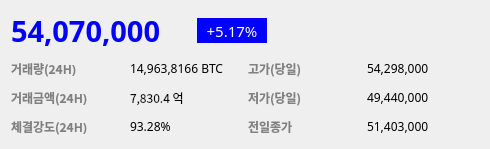
Above: source/overview.ui from True-Kim/Coin_project before the change. Below: the same form after it.
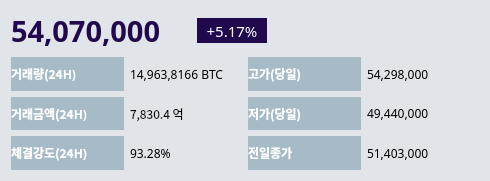
That is the form after the change.

What changed in the file:
```diff
--- a/source/overview.ui
+++ b/source/overview.ui
@@ -7,12 +7,15 @@
     <x>0</x>
     <y>0</y>
     <width>490</width>
-    <height>149</height>
+    <height>181</height>
    </rect>
   </property>
   <property name="windowTitle">
    <string>Form</string>
   </property>
+  <property name="styleSheet">
+   <string notr="true">background-color: #e1e5ea;</string>
+  </property>
   <layout class="QVBoxLayout" name="verticalLayout">
    <item>
     <layout class="QHBoxLayout" name="horizontalLayout">
@@ -43,7 +46,9 @@
         </font>
        </property>
        <property name="styleSheet">
-        <string notr="true">color:blue;</string>
+        <string notr="true">color:#21094e;
+background-color: #e1e5ea;
+border : None;</string>
        </property>
        <property name="text">
         <string>54,070,000</string>
@@ -73,7 +78,7 @@
         </font>
        </property>
        <property name="styleSheet">
-        <string notr="true">background-color:blue;color:white</string>
+        <string notr="true">background-color:#21094e;color:white</string>
        </property>
        <property name="text">
         <string>+5.17%</string>
@@ -110,7 +115,8 @@
         </font>
        </property>
        <property name="styleSheet">
-        <string notr="true">color:gray</string>
+        <string notr="true">color:white;
+background-color: #a7bbc7;</string>
        </property>
        <property name="text">
         <string>거래량(24H)</string>
@@ -124,6 +130,9 @@
          <family>맑은 고딕</family>
         </font>
        </property>
+       <property name="styleSheet">
+        <string notr="true">border : None;</string>
+       </property>
        <property name="text">
         <string>49,440,000</string>
        </property>
@@ -139,7 +148,8 @@
         </font>
        </property>
        <property name="styleSheet">
-        <string notr="true">color:gray</string>
+        <string notr="true">color:white;
+background-color: #a7bbc7;</string>
        </property>
        <property name="text">
         <string>저가(당일)</string>
@@ -156,7 +166,8 @@
         </font>
        </property>
        <property name="styleSheet">
-        <string notr="true">color:gray</string>
+        <string notr="true">color:white;
+background-color: #a7bbc7;</string>
        </property>
        <property name="text">
         <string>거래금액(24H)</string>
@@ -170,6 +181,9 @@
          <family>맑은 고딕</family>
         </font>
        </property>
+       <property name="styleSheet">
+        <string notr="true">border : None;</string>
+       </property>
        <property name="text">
         <string>7,830.4 억</string>
        </property>
@@ -182,6 +196,9 @@
          <family>맑은 고딕</family>
         </font>
        </property>
+       <property name="styleSheet">
+        <string notr="true">border : None;</string>
+       </property>
        <property name="text">
         <string>54,298,000</string>
        </property>
@@ -197,7 +214,8 @@
         </font>
        </property>
        <property name="styleSheet">
-        <string notr="true">color:gray</string>
+        <string notr="true">color:white;
+background-color: #a7bbc7;</string>
        </property>
        <property name="text">
         <string>고가(당일)</string>
@@ -211,6 +229,9 @@
          <family>맑은 고딕</family>
         </font>
        </property>
+       <property name="styleSheet">
+        <string notr="true">border : None;</string>
+       </property>
        <property name="text">
         <string>14,963,8166 BTC</string>
        </property>
@@ -226,7 +247,8 @@
         </font>
        </property>
        <property name="styleSheet">
-        <string notr="true">color:gray</string>
+        <string notr="true">color:white;
+background-color: #a7bbc7;</string>
        </property>
        <property name="text">
         <string>체결강도(24H)</string>
@@ -240,6 +262,9 @@
          <family>맑은 고딕</family>
         </font>
        </property>
+       <property name="styleSheet">
+        <string notr="true">border : None;</string>
+       </property>
        <property name="text">
         <string>93.28%</string>
        </property>
@@ -255,7 +280,8 @@
         </font>
        </property>
        <property name="styleSheet">
-        <string notr="true">color:gray</string>
+        <string notr="true">color:white;
+background-color: #a7bbc7;</string>
        </property>
        <property name="text">
         <string>전일종가</string>
@@ -269,6 +295,9 @@
          <family>맑은 고딕</family>
         </font>
        </property>
+       <property name="styleSheet">
+        <string notr="true">border : None;</string>
+       </property>
        <property name="text">
         <string>51,403,000</string>
        </property>
```
